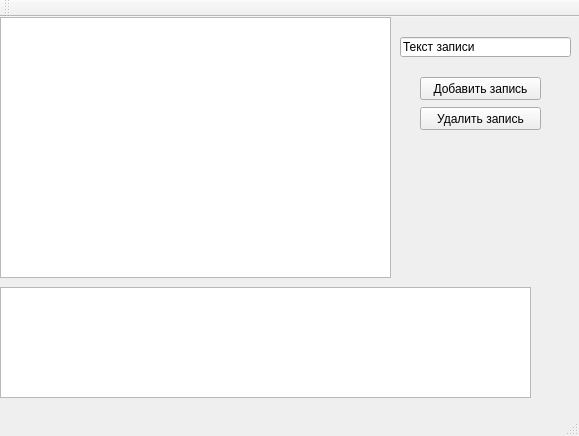
Chuvi-w/cpp, file lesson_8/QListViewDemo/mainwindow.ui: the form before one commit.
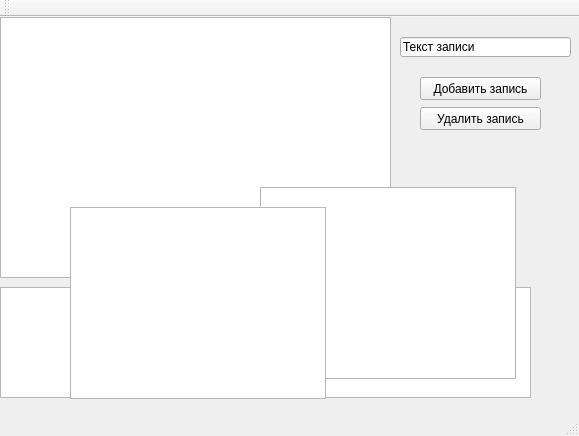
The form after the commit.

What changed in the file:
```diff
--- a/lesson_8/QListViewDemo/mainwindow.ui
+++ b/lesson_8/QListViewDemo/mainwindow.ui
@@ -73,6 +73,26 @@
      <string>Текст записи</string>
     </property>
    </widget>
+   <widget class="QListView" name="listView_2">
+    <property name="geometry">
+     <rect>
+      <x>260</x>
+      <y>170</y>
+      <width>256</width>
+      <height>192</height>
+     </rect>
+    </property>
+   </widget>
+   <widget class="QTableView" name="tableView">
+    <property name="geometry">
+     <rect>
+      <x>70</x>
+      <y>190</y>
+      <width>256</width>
+      <height>192</height>
+     </rect>
+    </property>
+   </widget>
   </widget>
   <widget class="QMenuBar" name="menuBar">
    <property name="geometry">
```
